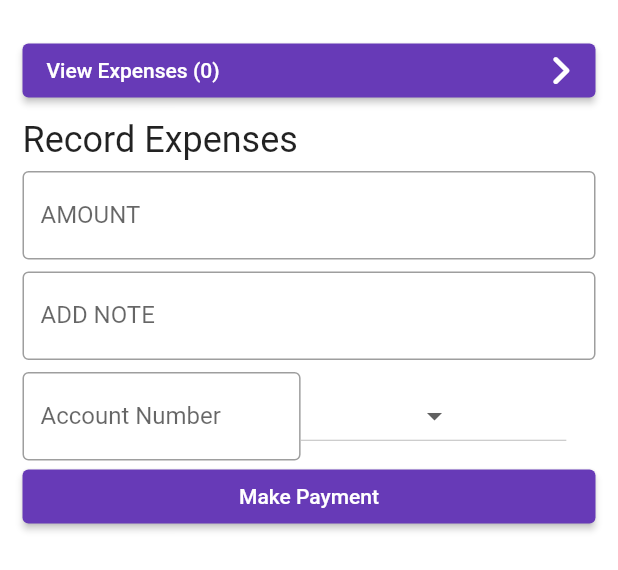
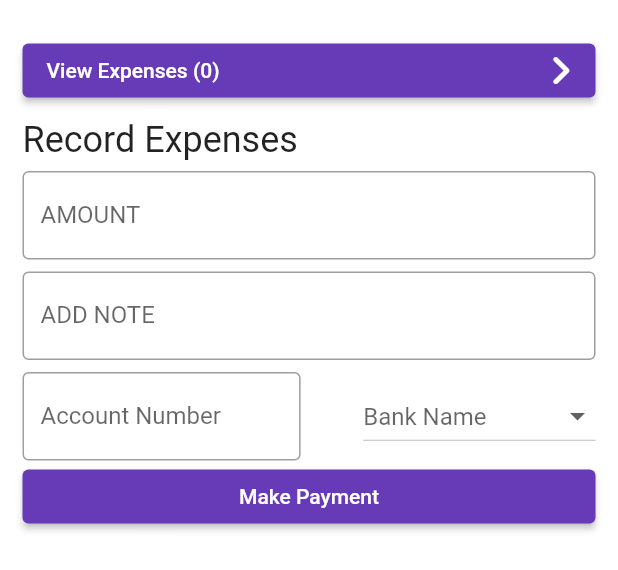
Before and after one commit to ANTONINEUTRON/envelope_budget_app, a Flutter app: the BudgetDetail widget shown alone on an empty page, opened directly with empty values, on a phone screen of 412 x 824 dp. Shown: the top 570 px of the screen. Run offline on Flutter 3.47's test engine with Material 2 defaults, Android fonts, the phone set to English and light mode, and no system bars; our stand-ins replace bottom_navy_bar, equatable, flutter_bloc, font_awesome_flutter, google_fonts, pie_chart and 1 more; accounts and stored records are empty.

Commit message:
small changes and image resized

```diff
--- a/lib/features/budgets/ui/widgets/budget_detail.dart
+++ b/lib/features/budgets/ui/widgets/budget_detail.dart
@@ -98,6 +98,7 @@ class _BudgetDetailState extends State<BudgetDetail> {
           Padding(
             padding: const EdgeInsets.only(top:8.0),
             child: Row(
+              mainAxisAlignment: MainAxisAlignment.spaceBetween,
               children: [
                 SizedBox(
                   width: MediaQuery.of(context).size.width * 0.45,
@@ -111,13 +112,14 @@ class _BudgetDetailState extends State<BudgetDetail> {
                     keyboardType: TextInputType.number,
                   ),
                 ),
-                SizedBox(
-                  width: MediaQuery.of(context).size.width * 0.43,
+                Flexible(
+                  // width: MediaQuery.of(context).size.width * 0.40,
                   child: DropdownButton<String>(
                     value: _bank,
+                    hint: Text("Bank Name"),
                     items: _listOfBanks.map((bankName)=>DropdownMenuItem(
                       value: bankName,
-                      child: Text("bankName")
+                      child: Text(bankName)
                     )).toList(),
                     onChanged: (selectedBank)=>setState(()=>_bank=selectedBank),
                   )
```
Also changed, not shown: 8 other files.
